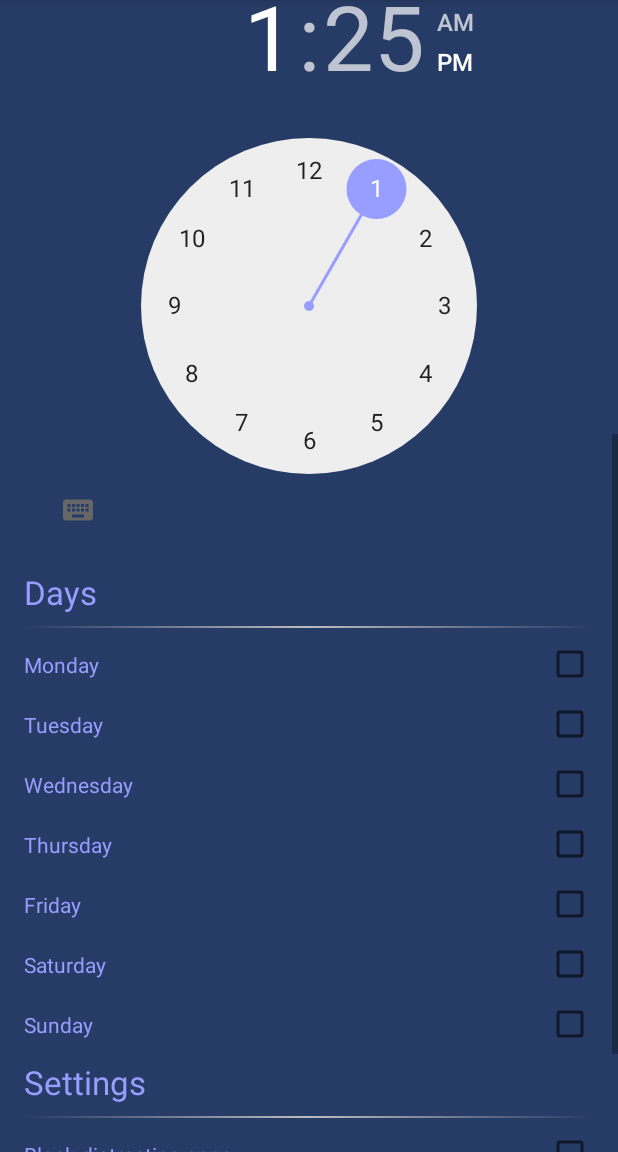
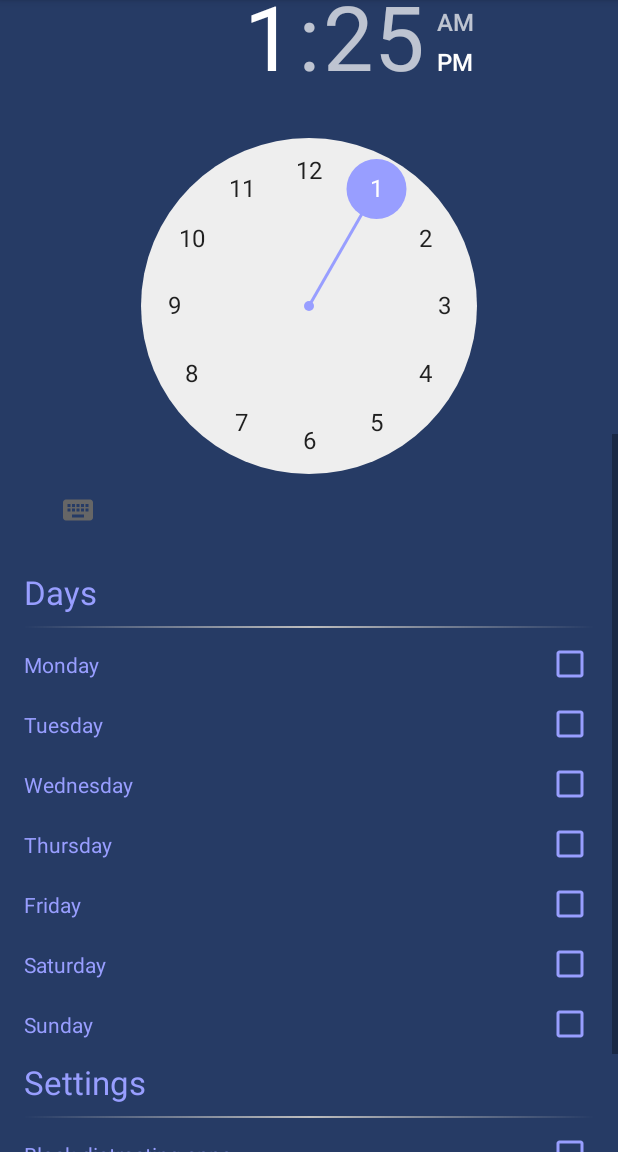
Before and after one commit to VincentZhechen/Sleepherd-08781, an Android app: the AddEditAlarmFragment screen opened directly, with no data from a screen before it, scrolled down 537 dp, on a phone screen of 412 x 824 dp, the part 84-1236 px from its top. Run offline under Robolectric (Android 15) with nearby library versions, the phone set to English and light mode, and no system bars; 14 statements that could not run were skipped.

Commit message:
refurnish the checkbox

```diff
--- a/app/src/main/java/com/github/ppartisan/simplealarms/ui/AddEditAlarmFragment.java
+++ b/app/src/main/java/com/github/ppartisan/simplealarms/ui/AddEditAlarmFragment.java
@@ -12,7 +12,6 @@ import android.view.MenuItem;
 import android.view.View;
 import android.view.ViewGroup;
 import android.widget.CheckBox;
-import android.widget.EditText;
 import android.widget.TimePicker;
 import android.widget.Toast;
 
--- a/app/src/main/res/layout/alarm_row.xml
+++ b/app/src/main/res/layout/alarm_row.xml
@@ -109,7 +109,6 @@
             android:layout_height="wrap_content"
             android:textColor="@color/CC_InActivate_Text_Color"
             android:textColorLink="@color/CC_Activate_Text_Color"
-            android:textColorTint="@color/CC_Activate_Text_Color"
             tools:text="M Tu W Th F Sa Su" />
 
     </LinearLayout>
--- a/app/src/main/res/layout/fragment_add_edit_alarm.xml
+++ b/app/src/main/res/layout/fragment_add_edit_alarm.xml
@@ -132,6 +132,7 @@
                 android:layout_height="wrap_content"
                 android:layout_marginBottom="@dimen/list_padding_vertical_small"
                 android:textColor="@color/CC_Activate_Text_Color"
+                android:theme="@style/MyCheckBox"
                 app:layout_gravity="center_vertical" />
 
             <TextView
@@ -148,6 +149,7 @@
                 android:layout_width="wrap_content"
                 android:layout_height="wrap_content"
                 android:layout_marginBottom="@dimen/list_padding_vertical_small"
+                android:theme="@style/MyCheckBox"
                 app:layout_gravity="center_vertical" />
 
             <TextView
@@ -164,6 +166,7 @@
                 android:layout_width="wrap_content"
                 android:layout_height="wrap_content"
                 android:layout_marginBottom="@dimen/list_padding_vertical_small"
+                android:theme="@style/MyCheckBox"
                 app:layout_gravity="center_vertical" />
 
             <TextView
@@ -181,6 +184,7 @@
                 android:layout_height="wrap_content"
                 android:layout_marginBottom="@dimen/list_padding_vertical_small"
                 android:background="@color/CC_Background_Color"
+                android:theme="@style/MyCheckBox"
                 app:layout_gravity="center_vertical" />
 
             <TextView
@@ -197,6 +201,7 @@
                 android:layout_width="wrap_content"
                 android:layout_height="wrap_content"
                 android:layout_marginBottom="@dimen/list_padding_vertical_small"
+                android:theme="@style/MyCheckBox"
                 app:layout_gravity="center_vertical" />
 
             <TextView
@@ -215,6 +220,7 @@
                 android:layout_marginBottom="@dimen/list_padding_vertical_small"
                 android:background="@color/CC_Background_Color"
                 android:textStyle="normal|italic"
+                android:theme="@style/MyCheckBox"
                 app:layout_gravity="center_vertical" />
 
             <TextView
@@ -232,6 +238,7 @@
                 android:layout_height="wrap_content"
                 android:layout_marginBottom="@dimen/list_padding_vertical_small"
                 android:textColor="@color/CC_Label_Color"
+                android:theme="@style/MyCheckBox"
                 app:layout_gravity="center_vertical" />
 
 
@@ -270,6 +277,7 @@
                 android:layout_width="wrap_content"
                 android:layout_height="wrap_content"
                 android:layout_marginBottom="@dimen/list_padding_vertical_small"
+                android:theme="@style/MyCheckBox"
                 app:layout_gravity="center_vertical" />
 
             <TextView
@@ -285,6 +293,7 @@
                 android:layout_width="wrap_content"
                 android:layout_height="wrap_content"
                 android:layout_marginBottom="@dimen/list_padding_vertical_small"
+                android:theme="@style/MyCheckBox"
                 app:layout_gravity="center_vertical" />
 
             <TextView
```
Also changed, not shown: 12 other files.
